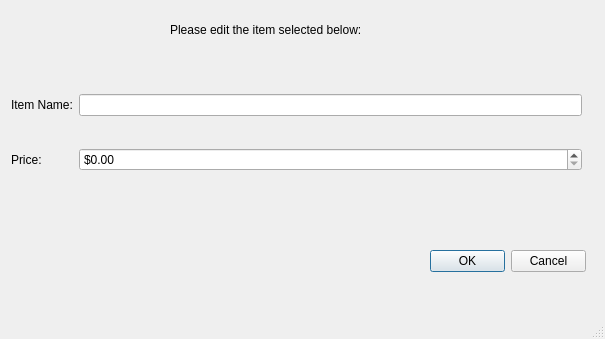
Before: the Qt Designer form edititemwindow.ui in JMarcu/Super-Warehouse-Store, drawn with Qt 5.
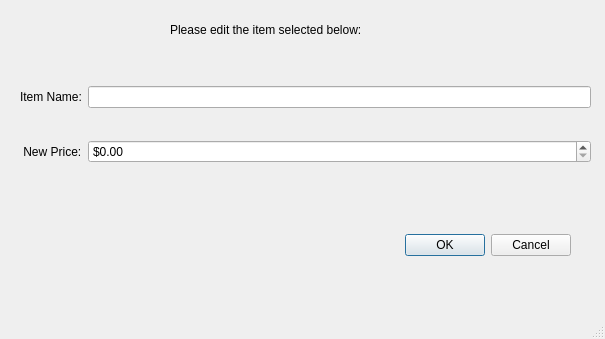
After: the same form once the commit is applied.

```diff
--- a/edititemwindow.ui
+++ b/edititemwindow.ui
@@ -17,10 +17,10 @@
    <widget class="QDialogButtonBox" name="buttonBox_edit">
     <property name="geometry">
      <rect>
-      <x>430</x>
-      <y>250</y>
-      <width>156</width>
-      <height>23</height>
+      <x>320</x>
+      <y>210</y>
+      <width>251</width>
+      <height>71</height>
      </rect>
     </property>
     <property name="standardButtons">
@@ -43,8 +43,8 @@
    <widget class="QWidget" name="layoutWidget">
     <property name="geometry">
      <rect>
-      <x>11</x>
-      <y>68</y>
+      <x>20</x>
+      <y>60</y>
       <width>571</width>
       <height>131</height>
      </rect>
@@ -67,7 +67,7 @@
      <item row="1" column="0">
       <widget class="QLabel" name="label_4">
        <property name="text">
-        <string>Price:</string>
+        <string> New Price:</string>
        </property>
       </widget>
      </item>
```
